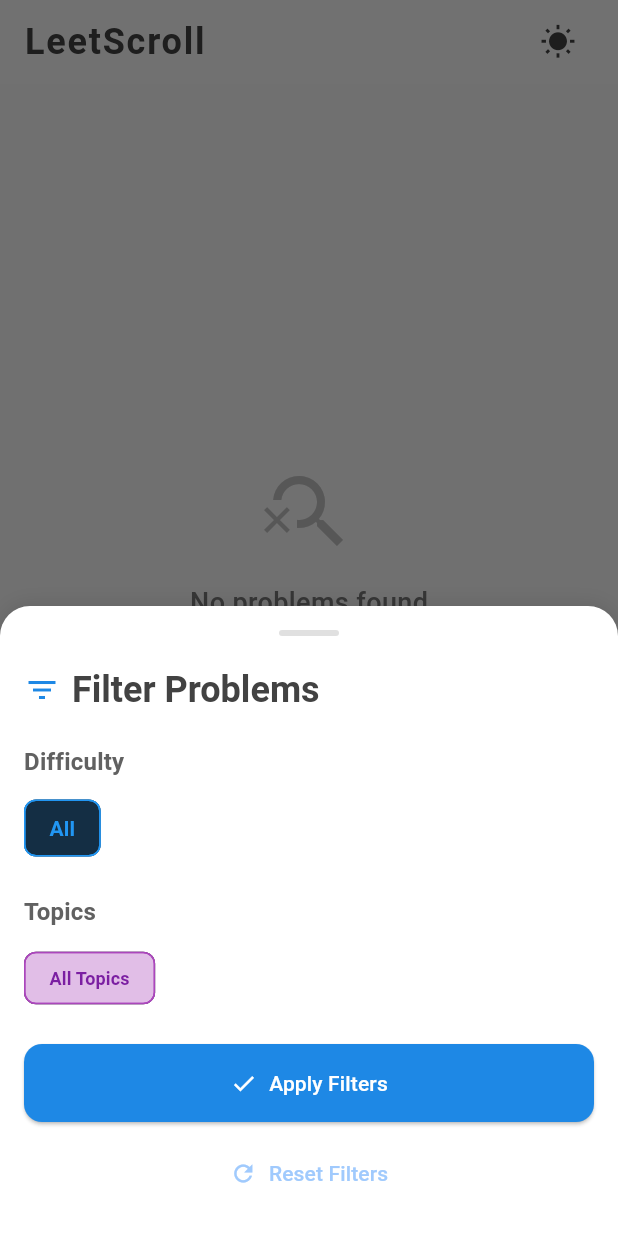
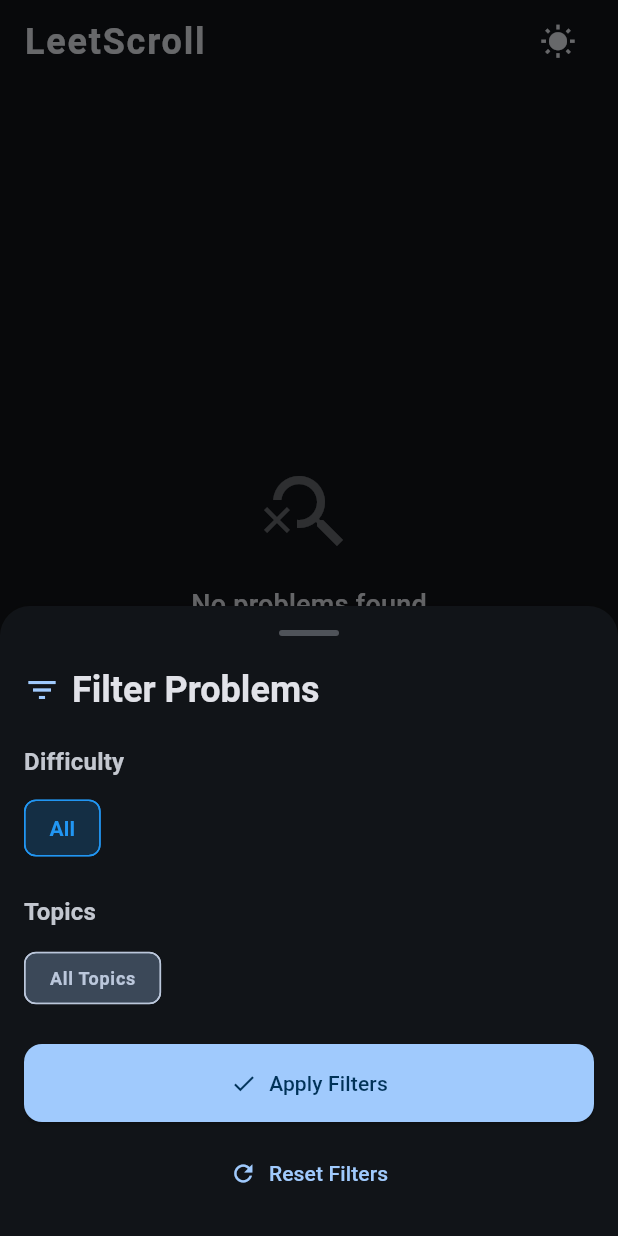
Before and after one commit to neenza/leetscroll_app, a Flutter app: the screen it shows after launch, after a tap on the "nightlight round" icon, after a tap on the "filter list" icon, on a phone screen of 412 x 824 dp. Run offline on Flutter 3.47's test engine with Material 3 defaults, Android fonts, the light colour scheme and no system bars; Roboto replaces fonts that are missing (SF Pro Display).

Commit message:
updated hardcoded colors

```diff
--- a/lib/screens/home_screen.dart
+++ b/lib/screens/home_screen.dart
@@ -100,21 +100,23 @@
 
   @override
   Widget build(BuildContext context) {
+    final theme = Theme.of(context);
+    final colorScheme = theme.colorScheme;
     return Scaffold(
       extendBodyBehindAppBar: true,
-      backgroundColor: Colors.grey.shade100,
+      backgroundColor: colorScheme.background,
       appBar: PreferredSize(
         preferredSize: const Size.fromHeight(56.0),
         child: ClipRRect(
           child: BackdropFilter(
             filter: ImageFilter.blur(sigmaX: 8, sigmaY: 8),
             child: AppBar(
-              backgroundColor: Colors.white.withOpacity(0.2),
+              backgroundColor: colorScheme.surface.withOpacity(0.2),
               elevation: 0,
               centerTitle: false,
-              titleTextStyle: Theme.of(context).textTheme.headlineSmall?.copyWith(
+              titleTextStyle: theme.textTheme.headlineSmall?.copyWith(
                 fontWeight: FontWeight.bold,
-                color: Colors.grey.shade800,
+                color: colorScheme.onSurface,
                 letterSpacing: 1.2,
               ),
               title: Row(
@@ -122,7 +124,7 @@
                   const Text('LeetScroll', style: TextStyle(fontWeight: FontWeight.bold)),
                   const Spacer(),
                   IconButton(
-                    icon: Icon(widget.isDarkMode ? Icons.wb_sunny : Icons.nightlight_round, color: Colors.grey.shade800),
+                    icon: Icon(widget.isDarkMode ? Icons.wb_sunny : Icons.nightlight_round, color: colorScheme.onSurface),
                     tooltip: widget.isDarkMode ? 'Switch to Light Mode' : 'Switch to Dark Mode',
                     onPressed: widget.onToggleTheme,
                   ),
@@ -146,17 +148,20 @@
   }
 
   Widget _buildLoadingState() {
-    return const Center(
+    final theme = Theme.of(context);
+    final colorScheme = theme.colorScheme;
+    return Center(
       child: Column(
         mainAxisAlignment: MainAxisAlignment.center,
         children: [
-          CircularProgressIndicator(),
-          SizedBox(height: 16),
+          CircularProgressIndicator(color: colorScheme.primary),
+          const SizedBox(height: 16),
           Text(
             'Loading LeetCode Problems...',
-            style: TextStyle(
+            style: theme.textTheme.bodyMedium?.copyWith(
               fontSize: 16,
               fontWeight: FontWeight.w500,
+              color: colorScheme.onBackground,
             ),
           ),
         ],
@@ -165,6 +170,8 @@
   }
 
   Widget _buildEmptyState() {
+    final theme = Theme.of(context);
+    final colorScheme = theme.colorScheme;
     return Center(
       child: Column(
         mainAxisAlignment: MainAxisAlignment.center,
@@ -172,23 +179,23 @@
           Icon(
             Icons.search_off,
             size: 64,
-            color: Colors.grey.shade400,
+            color: colorScheme.onBackground.withOpacity(0.4),
           ),
           const SizedBox(height: 16),
           Text(
             'No problems found',
-            style: TextStyle(
+            style: theme.textTheme.titleMedium?.copyWith(
               fontSize: 18,
               fontWeight: FontWeight.w500,
-              color: Colors.grey.shade600,
+              color: colorScheme.onBackground,
             ),
           ),
           const SizedBox(height: 8),
           Text(
             'Try adjusting your filters',
-            style: TextStyle(
+            style: theme.textTheme.bodySmall?.copyWith(
               fontSize: 14,
-              color: Colors.grey.shade500,
+              color: colorScheme.onBackground.withOpacity(0.7),
             ),
           ),
           const SizedBox(height: 24),
@@ -196,11 +203,11 @@
             onPressed: () {
               _applyFilters('All', 'All');
             },
-            icon: const Icon(Icons.refresh),
+            icon: Icon(Icons.refresh, color: colorScheme.onPrimary),
             label: const Text('Reset Filters'),
             style: ElevatedButton.styleFrom(
-              backgroundColor: Colors.blue.shade600,
-              foregroundColor: Colors.white,
+              backgroundColor: colorScheme.primary,
+              foregroundColor: colorScheme.onPrimary,
             ),
           ),
         ],
@@ -209,6 +216,8 @@
   }
 
   Widget _buildProblemsView() {
+    final theme = Theme.of(context);
+    final colorScheme = theme.colorScheme;
     return Stack(
       children: [
         // Main problems view without top padding or SafeArea
@@ -241,19 +250,19 @@
             child: Container(
               padding: const EdgeInsets.symmetric(horizontal: 16, vertical: 8),
               decoration: BoxDecoration(
-                color: Colors.blue.shade600.withOpacity(0.9),
+                color: colorScheme.primary.withOpacity(0.9),
                 borderRadius: BorderRadius.circular(20),
               ),
               child: Row(
                 mainAxisSize: MainAxisSize.min,
                 children: [
-                  const Icon(Icons.filter_list, color: Colors.white, size: 16),
+                  Icon(Icons.filter_list, color: colorScheme.onPrimary, size: 16),
                   const SizedBox(width: 8),
                   Expanded(
                     child: Text(
                       'Filters: ${_selectedDifficulty != 'All' ? _selectedDifficulty : ''}${_selectedDifficulty != 'All' && _selectedTopic != 'All' ? ' • ' : ''}${_selectedTopic != 'All' ? _selectedTopic : ''}',
-                      style: const TextStyle(
-                        color: Colors.white,
+                      style: TextStyle(
+                        color: colorScheme.onPrimary,
                         fontWeight: FontWeight.w500,
                         fontSize: 12,
                       ),
@@ -263,7 +272,7 @@
                   const SizedBox(width: 8),
                   GestureDetector(
                     onTap: () => _applyFilters('All', 'All'),
-                    child: const Icon(Icons.close, color: Colors.white, size: 16),
+                    child: Icon(Icons.close, color: colorScheme.onPrimary, size: 16),
                   ),
                 ],
               ),
--- a/lib/widgets/filter_widget.dart
+++ b/lib/widgets/filter_widget.dart
@@ -34,17 +34,19 @@
 
   @override
   Widget build(BuildContext context) {
+    final theme = Theme.of(context);
+    final colorScheme = theme.colorScheme;
     return Container(
       padding: const EdgeInsets.all(16),
       decoration: BoxDecoration(
-        color: Colors.white,
+        color: colorScheme.surface,
         borderRadius: const BorderRadius.only(
           topLeft: Radius.circular(20),
           topRight: Radius.circular(20),
         ),
         boxShadow: [
           BoxShadow(
-            color: Colors.black.withOpacity(0.1),
+            color: colorScheme.shadow.withOpacity(0.1),
             blurRadius: 10,
             offset: const Offset(0, -2),
           ),
@@ -60,7 +62,7 @@
               width: 40,
               height: 4,
               decoration: BoxDecoration(
-                color: Colors.grey.shade300,
+                color: colorScheme.outline.withOpacity(0.5),
                 borderRadius: BorderRadius.circular(2),
               ),
             ),
@@ -70,13 +72,13 @@
           // Filter title
           Row(
             children: [
-              Icon(Icons.filter_list, color: Colors.blue.shade600),
+              Icon(Icons.filter_list, color: colorScheme.primary),
               const SizedBox(width: 8),
               Text(
                 'Filter Problems',
-                style: Theme.of(context).textTheme.headlineSmall?.copyWith(
+                style: theme.textTheme.headlineSmall?.copyWith(
                   fontWeight: FontWeight.bold,
-                  color: Colors.grey.shade800,
+                  color: colorScheme.onSurface,
                 ),
               ),
             ],
@@ -86,9 +88,9 @@
           // Difficulty filter
           Text(
             'Difficulty',
-            style: Theme.of(context).textTheme.titleMedium?.copyWith(
+            style: theme.textTheme.titleMedium?.copyWith(
               fontWeight: FontWeight.bold,
-              color: Colors.grey.shade700,
+              color: colorScheme.onSurfaceVariant,
             ),
           ),
           const SizedBox(height: 8),
@@ -108,16 +110,16 @@
                     child: Chip(
                       label: Text(
                         difficulty,
-                        style: TextStyle(
+                        style: theme.textTheme.labelLarge?.copyWith(
                           color: isSelected
                               ? _getDifficultyColor(difficulty)
-                              : Colors.grey.shade600,
+                              : colorScheme.onSurface.withOpacity(0.7),
                           fontWeight: isSelected ? FontWeight.bold : FontWeight.normal,
                         ),
                       ),
                       backgroundColor: isSelected
                           ? _getDifficultyColor(difficulty).withOpacity(0.2)
-                          : Colors.transparent,
+                          : colorScheme.surface,
                       shape: RoundedRectangleBorder(
                         borderRadius: BorderRadius.circular(8),
                         side: BorderSide(color: _getDifficultyColor(difficulty)),
@@ -134,9 +136,9 @@
           // Topic filter
           Text(
             'Topics',
-            style: Theme.of(context).textTheme.titleMedium?.copyWith(
+            style: theme.textTheme.titleMedium?.copyWith(
               fontWeight: FontWeight.bold,
-              color: Colors.grey.shade700,
+              color: colorScheme.onSurfaceVariant,
             ),
           ),
           const SizedBox(height: 8),
@@ -157,18 +159,18 @@
                     child: Chip(
                       label: Text(
                         'All Topics',
-                        style: TextStyle(
+                        style: theme.textTheme.labelSmall?.copyWith(
                           fontSize: 12,
-                          color: _selectedTopics.isEmpty ? Colors.purple.shade700 : Colors.grey.shade600,
+                          color: _selectedTopics.isEmpty ? colorScheme.secondary : colorScheme.onSurface.withOpacity(0.7),
                           fontWeight: _selectedTopics.isEmpty ? FontWeight.bold : FontWeight.normal,
                         ),
                       ),
                       backgroundColor: _selectedTopics.isEmpty
-                          ? Colors.purple.shade100
-                          : Colors.transparent,
+                          ? colorScheme.secondaryContainer
+                          : colorScheme.surface,
                       shape: RoundedRectangleBorder(
                         borderRadius: BorderRadius.circular(8),
-                        side: BorderSide(color: _selectedTopics.isEmpty ? Colors.purple.shade400 : Colors.grey.shade400),
+                        side: BorderSide(color: _selectedTopics.isEmpty ? colorScheme.secondary : colorScheme.outline.withOpacity(0.5)),
                       ),
                       elevation: 0,
                     ),
@@ -191,18 +193,18 @@
                         child: Chip(
                           label: Text(
                             topic,
-                            style: TextStyle(
+                            style: theme.textTheme.labelSmall?.copyWith(
                               fontSize: 12,
-                              color: isSelected ? Colors.purple.shade700 : Colors.grey.shade600,
+                              color: isSelected ? colorScheme.secondary : colorScheme.onSurface.withOpacity(0.7),
                               fontWeight: isSelected ? FontWeight.bold : FontWeight.normal,
                             ),
                           ),
                           backgroundColor: isSelected
-                              ? Colors.purple.shade100
-                              : Colors.transparent,
+                              ? colorScheme.secondaryContainer
+                              : colorScheme.surface,
                           shape: RoundedRectangleBorder(
                             borderRadius: BorderRadius.circular(8),
-                            side: BorderSide(color: isSelected ? Colors.purple.shade400 : Colors.grey.shade400),
+                            side: BorderSide(color: isSelected ? colorScheme.secondary : colorScheme.outline.withOpacity(0.5)),
                           ),
                           elevation: 0,
                         ),
@@ -226,8 +228,8 @@
               icon: const Icon(Icons.check),
               label: const Text('Apply Filters'),
               style: ElevatedButton.styleFrom(
-                backgroundColor: Colors.blue.shade600,
-                foregroundColor: Colors.white,
+                backgroundColor: colorScheme.primary,
+                foregroundColor: colorScheme.onPrimary,
                 padding: const EdgeInsets.symmetric(vertical: 16),
                 shape: RoundedRectangleBorder(
                   borderRadius: BorderRadius.circular(12),
```
Also changed, not shown: lib/widgets/flippable_problem_card.dart (+63 -56 lines).
